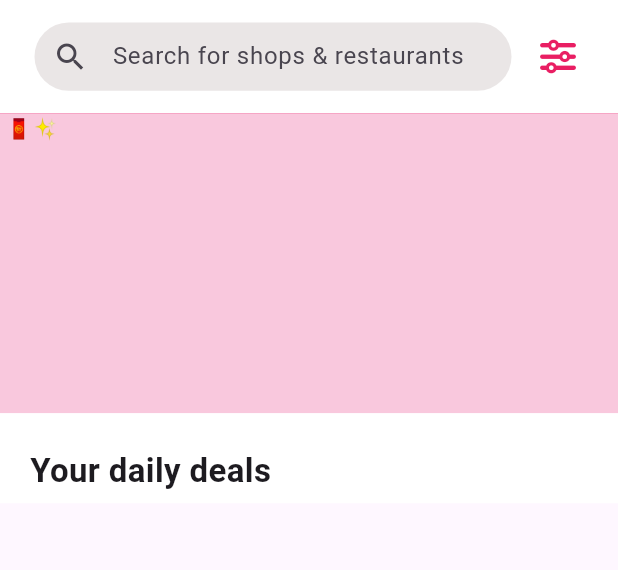
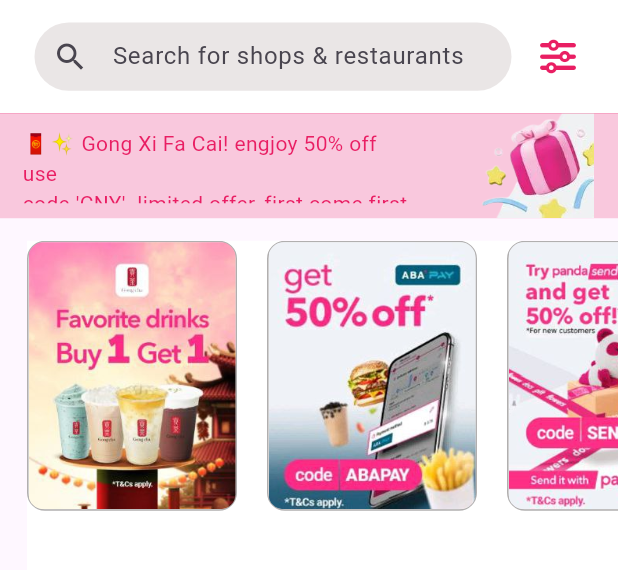
Before and after one commit to UnVireak/Foodpanda_flutter_ui, a Flutter app: the screen it shows after launch, after a tap on "Pick-up", on a phone screen of 412 x 824 dp, the part 84-654 px from its top. Run offline on Flutter 3.47's test engine with Material 3 defaults, Android fonts, the phone set to English and light mode, and no system bars; our stand-ins replace font_awesome_flutter; missing offline and left inert: dart:ffi; network calls fail.

Commit message:
add new card

```diff
--- a/lib/screens/home_screen.dart
+++ b/lib/screens/home_screen.dart
@@ -305,7 +305,8 @@
                                     onTap: (){
                                       Navigator.of(context).push(MaterialPageRoute(
                                           builder: (builder)=>Groceries()
-                                      ));
+                                      ),
+                                      );
                                     },
                                     child: Stack(
                                       children: [
@@ -848,7 +849,16 @@
                             decoration: BoxDecoration(
                               color: cuisinesColor[index],
                               borderRadius: BorderRadius.circular(10),
-                            ),
+
+                            ),
+
+                            child: GestureDetector(
+                                onTap: (){
+                                      Navigator.of(context).push(MaterialPageRoute(
+                                          builder: (builder)=>Groceries()
+                                      ),
+                                      );
+                                    },
                               child: Padding(
                                 padding:
                                     EdgeInsets.only(left: 0, right: 0, bottom: 0),
@@ -856,6 +866,8 @@
                                   mainAxisAlignment:
                                       MainAxisAlignment.spaceEvenly,
                                   children: [
+
+
                                     ClipRRect(
                                       borderRadius: BorderRadius.only(
                                         topLeft: Radius.circular(10),
@@ -876,9 +888,13 @@
                                         fontSize: 16,
                                       ),
                                     ),
-                                ],
-                              ),
-                            ),
+
+
+                                  ],
+                                ),
+                              ),
+                            ),
+
                           );
                         },
                       ),
--- a/lib/screens/pick_up/pickUp_screen.dart
+++ b/lib/screens/pick_up/pickUp_screen.dart
@@ -2,8 +2,15 @@
 import 'package:food_fanda_clone/screens/pick_up/sliverAppbar.dart';
 
 class PickUpScreen extends StatelessWidget {
-  const PickUpScreen({super.key});
-
+  // const PickUpScreen({super.key});
+  List your_daily_deal_img = [
+    "fav_drink",
+    "aba_pay",
+    "panda_send",
+    "panda_pro",
+    "save_upto",
+    "new_user"
+  ];
   @override
   Widget build(BuildContext context) {
     return Scaffold(
@@ -58,57 +65,123 @@
             flexibleSpace: FlexibleSpaceBar(background: SliverPickUpScreen()),
             backgroundColor: Colors.pink,
           ),
-
           SliverToBoxAdapter(
             child: SingleChildScrollView(
               child: Column(
                 crossAxisAlignment: CrossAxisAlignment.center,
                 children: [
-
                   Container(
                     width: double.infinity,
-                    height: 200,
-                    decoration: BoxDecoration(
-                      color: Color.fromARGB(55, 233, 30, 98)
-                    ),
+                    height: 70,
+                    decoration:
+                        BoxDecoration(color: Color.fromARGB(55, 233, 30, 98)),
                     child: Row(
-                      crossAxisAlignment: CrossAxisAlignment.start,
                       children: [
-                      Text(" 🧧✨"),
-                      SizedBox(width: 200,),
-
-
-                    // SizedBox(width: 10,),
-                    //   Image.asset("assets/images/pick_up_screen/pandalogo.jpg")
-                    ],
+                        Container(
+                          height: 80,
+                          width: 260,
+                          margin:
+                              EdgeInsets.only(left: 15, top: 10, bottom: 10),
+                          child: Text(
+                              "🧧✨ Gong Xi Fa Cai! engjoy 50% off use \ncode 'CNY'. limited offer, first come first server✨",
+                              style: TextStyle(
+                                color: Colors.pink
                               ),
                               ),
-                   Padding(
-                    padding: EdgeInsets.only( bottom: 0),
-                    child: Container(
-                      height: 60,
-                      width: double.infinity,
-                      color: Color.fromARGB(255, 255, 255, 255),
-                      child: Padding(
-                        padding:
-                            const EdgeInsets.only(left: 20, top: 23, bottom: 5),
-                        child: Column(
-                          crossAxisAlignment: CrossAxisAlignment.start,
-                          children: [
+                        ),
+                        SizedBox(
+                          width: 41,
+                        ),
                         Container(
-
+                          height: 70,
+                          width: 80,
+                          margin: EdgeInsets.only(right: 10),
+                          decoration: BoxDecoration(
+                              // You can add decoration properties here if needed
                               ),
-
-                            Text(
-                              "Your daily deals",
-                              style: TextStyle(
-                                  fontSize: 22, fontWeight: FontWeight.bold),
+                          child: Image.asset(
+                            "assets/images/earn_a_3/earn_a3.jpg", // Replace with your image asset path
+                            fit: BoxFit
+                                .cover, // Adjust the fit property as needed
+                          ),
                         ),
                       ],
                     ),
                   ),
+                  Container(
+                    height: 240,
+                    width: double.infinity,
+                    margin: EdgeInsets.only(left: 18, top: 15),
+                    decoration: BoxDecoration(
+                        color: Color.fromARGB(255, 255, 255, 255)),
+                    // color: Colors.pink,
+                    child: ListView.builder(
+                        scrollDirection: Axis.horizontal,
+                        shrinkWrap: true,
+                        itemCount: your_daily_deal_img.length,
+                        itemBuilder: (context, index) {
+                          return InkWell(
+                            onTap: () {},
+                            child: Column(
+                              // mainAxisAlignment: MainAxisAlignment.spaceEvenly,
+                              children: [
+                                Container(
+                                  width: 140,
+                                  height: 180,
+                                  decoration: BoxDecoration(
+                                      color: Color.fromARGB(255, 241, 241, 241),
+                                      border: Border.all(
+                                        color: Color.fromARGB(255, 177, 175,
+                                            175), // Set the color of the border
+                                        width: 1,
+                                        // Set the width of the border
+                                      ),
+                                      borderRadius: BorderRadius.circular(
+                                        12,
+                                      )),
+                                  margin: EdgeInsets.only(right: 20, top: 0),
+                                  // decoration: BoxDecoration(color: Colors.blue),
+                                  child: ClipRRect(
+                                    borderRadius: BorderRadius.circular(10),
+                                    child: Image.asset(
+                                      "assets/images/your_daily_deal/${your_daily_deal_img[index]}.jpg",
+                                      height: 150,
+                                      width: 140,
+                                      // width: MediaQuery.of(context).size.width /
+                                      //     1.4,
+                                      fit: BoxFit.cover,
                                     ),
                                   ),
+                                )
+                              ],
+                            ),
+                          );
+                        }),
+                  ),
+
+                  // Padding(
+                  //   padding: EdgeInsets.only(bottom: 0),
+                  //   child: Container(
+                  //     height: 60,
+                  //     width: double.infinity,
+                  //     color: Color.fromARGB(255, 255, 255, 255),
+                  //     child: Padding(
+                  //       padding:
+                  //           const EdgeInsets.only(left: 20, top: 23, bottom: 5),
+                  //       child: Column(
+                  //         crossAxisAlignment: CrossAxisAlignment.start,
+                  //         children: [
+                  //           Container(),
+                  //           Text(
+                  //             "Your daily deals",
+                  //             style: TextStyle(
+                  //                 fontSize: 22, fontWeight: FontWeight.bold),
+                  //           ),
+                  //         ],
+                  //       ),
+                  //     ),
+                  //   ),
+                  // ),
                 ],
               ),
             ),
```
Also changed, not shown: assets/images/pick_up_screen/gongXiFaCaiLogo/pandalogo.jpg (renamed from assets/images/pick_up_screen/pandalogo.jpg). Lines whose indentation alone changed are shown as unchanged.
